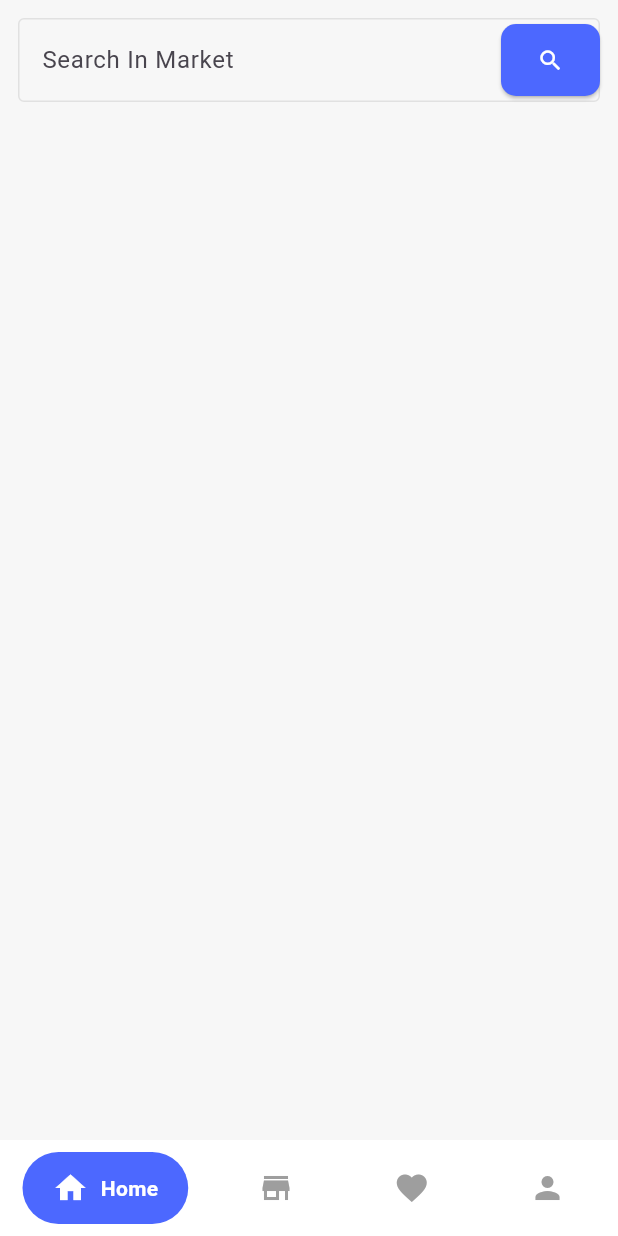
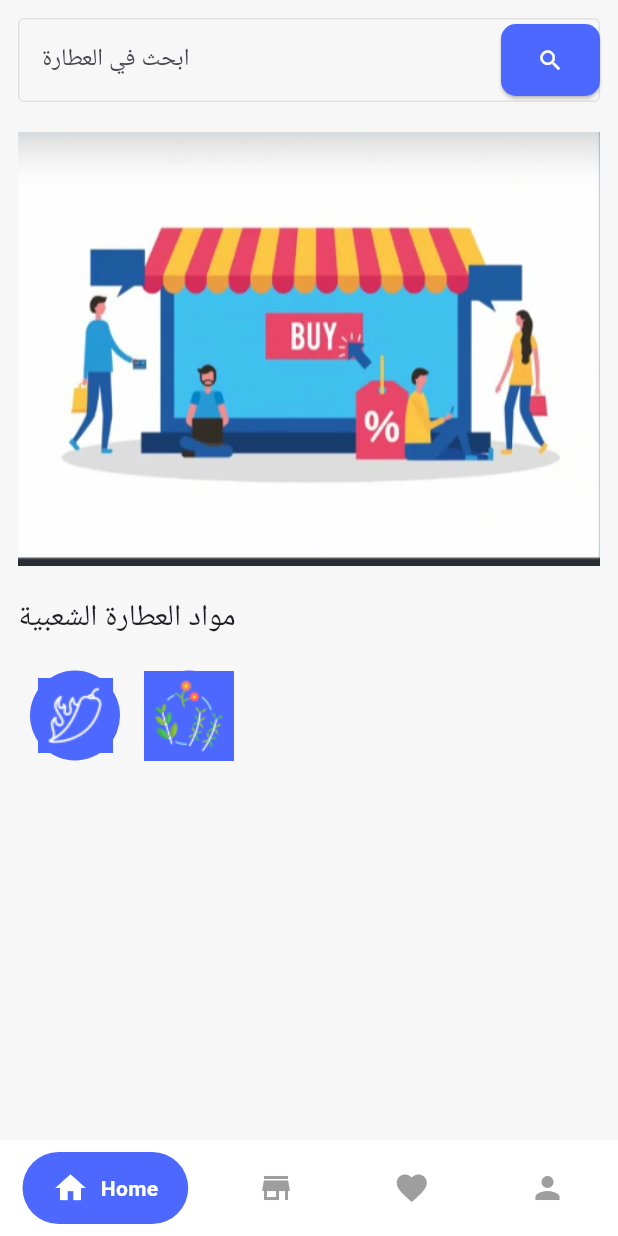
Before and after one commit to blalfayed/ecommerce_supabase, a Flutter app: the screen it shows after launch, on a phone screen of 412 x 824 dp. Run offline on Flutter 3.47's test engine with Material 3 defaults, Android fonts, the light colour scheme and no system bars; drawn by our look-alikes of google_nav_bar; our stand-ins replace flutter_bloc.

Commit message:
add categories list to home view

```diff
--- a/lib/core/components/custom_search_field.dart
+++ b/lib/core/components/custom_search_field.dart
@@ -20,7 +20,7 @@ class CustomSearchField extends StatelessWidget {
             shape: RoundedRectangleBorder(
                 borderRadius: BorderRadius.circular(10))),
       ),
-      labelText: "Search In Market",
+      labelText: "ابحث في العطارة",
       border: const OutlineInputBorder(
           borderSide: BorderSide(color: AppColors.kBordersideColor)),
       enabledBorder: const OutlineInputBorder(
--- a/lib/main.dart
+++ b/lib/main.dart
@@ -14,7 +14,7 @@ class OurMarket extends StatelessWidget {
   Widget build(BuildContext context) {
     return MaterialApp(
       debugShowCheckedModeBanner: false,
-      title: 'Our Market',
+      title: 'Our Perfumery',
       theme: ThemeData(
         scaffoldBackgroundColor: AppColors.kScaffoldColor,
         colorScheme: ColorScheme.fromSeed(seedColor: Colors.deepPurple),
--- a/lib/views/home/ui/home_view.dart
+++ b/lib/views/home/ui/home_view.dart
@@ -1,3 +1,5 @@
+// ignore_for_file: public_member_api_docs, sort_constructors_first
+import 'package:ecommerce_supabase/core/app_colors.dart';
 import 'package:flutter/material.dart';
 
 import '../../../core/components/custom_Search_field.dart';
@@ -10,10 +12,57 @@ class HomeView extends StatelessWidget {
     return Padding(
       padding: const EdgeInsets.all(12),
       child: ListView(
-        children: const [
-          CustomSearchField(),
+        children: [
+          const CustomSearchField(),
+          const SizedBox(
+            height: 20,
+          ),
+          Image.asset('assets/images/buy.PNG'),
+          SizedBox(
+            height: 20,
+          ),
+          Text(
+            "مواد العطارة الشعبية",
+            style: TextStyle(fontSize: 20),
+          ),
+          SizedBox(
+            height: 100,
+            child: ListView.builder(
+                scrollDirection: Axis.horizontal,
+                itemCount: categories.length,
+                itemBuilder: (context, index) {
+                  return Padding(
+                    padding: const EdgeInsets.all(8.0),
+                    child: CircleAvatar(
+                      radius: 30,
+                      backgroundColor: AppColors.kPrimaryColor,
+                      foregroundColor: AppColors.kWhiteColor,
+                      child: categories[index].icon,
+                    ),
+                  );
+                }),
+          )
         ],
       ),
     );
   }
 }
+
+List<Category> categories = [
+  // Category(icon: Icons.sports, text: 'Sports'),
+  // Category(icon: Icons.tv, text: 'Electronics'),
+  // Category(icon: Icons.collections, text: 'Collections'),
+  // Category(icon: Icons.book, text: 'books'),
+  // Category(icon: Icons.games, text: 'Games'),
+  Category(icon: Image.asset('assets/icons/spices.png'), text: 'التوابل'),
+  Category(icon: Image.asset('assets/icons/herbs.png'), text: 'الأعشاب'),
+];
+
+class Category {
+  final Widget icon;
+  final String text;
+  Category({
+    required this.icon,
+    required this.text,
+  });
+}
--- a/pubspec.yaml
+++ b/pubspec.yaml
@@ -61,9 +61,9 @@ flutter:
   uses-material-design: true
 
   # To add assets to your application, add an assets section, like this:
-  # assets:
-  #   - images/a_dot_burr.jpeg
-  #   - images/a_dot_ham.jpeg
+  assets:
+    - assets/images/buy.PNG
+    - assets/icons/
 
   # An image asset can refer to one or more resolution-specific "variants", see
   # https://flutter.dev/to/resolution-aware-images
```
Also changed, not shown: assets/icons/herbs.png (added), assets/icons/spices.png (added), assets/images/buy.PNG (added).
